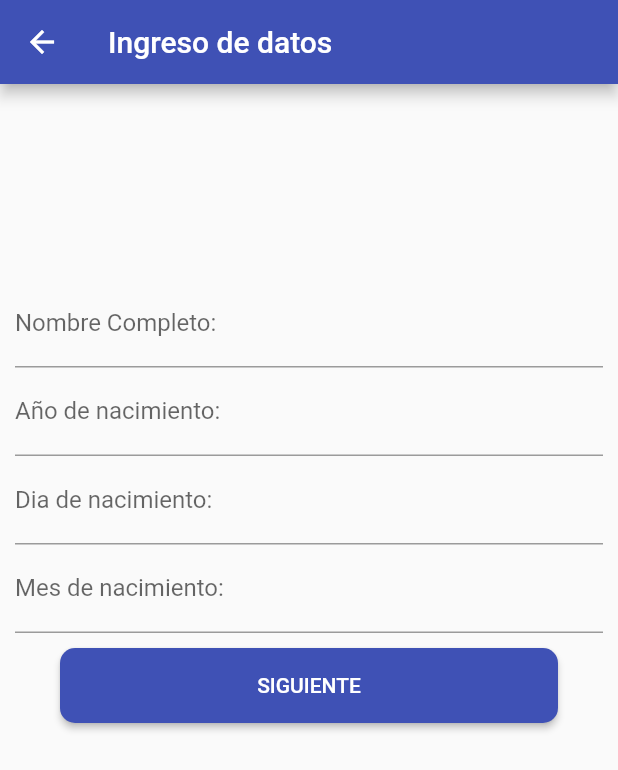
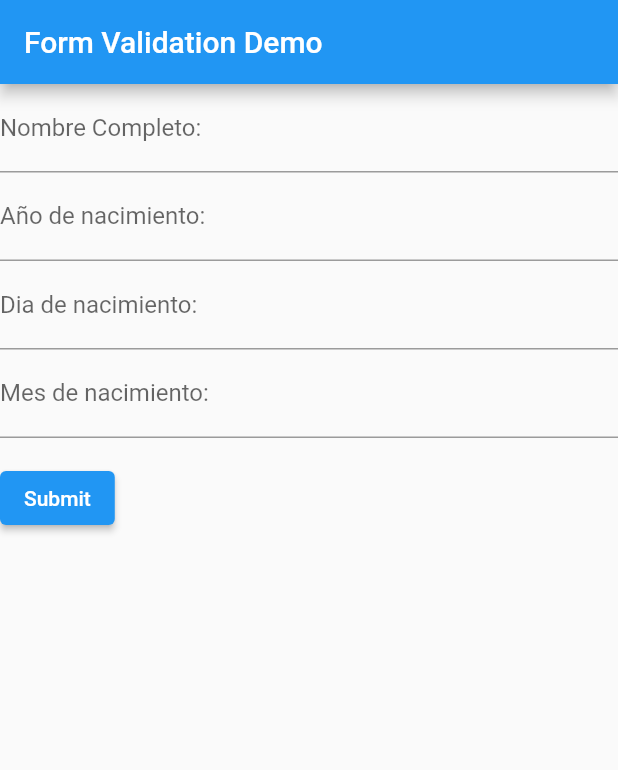
Before and after one commit to Grupo12-IHC/Laboratorio05, a Flutter app: the screen it shows after launch, after a tap on "INICIAR", on a phone screen of 412 x 824 dp. Shown: the top 770 px of the screen. Run offline on Flutter 3.47's test engine with Material 2 defaults, Android fonts, the phone set to English and light mode, and no system bars.

Commit message:
Validacion form

```diff
--- a/lib/main.dart
+++ b/lib/main.dart
@@ -1,9 +1,10 @@
 import 'package:flutter/material.dart';
+import 'operaciones.dart';
 
 void main() {
   runApp(MyApp());
 }
-
+Operaciones usuario = Operaciones();
 class MyApp extends StatelessWidget {
   @override
   Widget build(BuildContext context) {
@@ -105,37 +106,76 @@ class Bienvenida extends StatelessWidget {
     ),
   );
 }
-class Inicio extends StatelessWidget{
 
-  String nameValue;
-  int mesValue;
-  int yearValue;
-  int diaValue;
-
-  final formKey = GlobalKey<FormState>();
+class Inicio extends StatelessWidget {
 
   @override
   Widget build(BuildContext context) {
-    return new Scaffold(
+    final appTitle = 'Form Validation Demo';
+
+    return MaterialApp(
+      title: appTitle,
+      routes: <String, WidgetBuilder>{
+        "/menu" : (BuildContext context) => Menu(),
+        "/inicio" : (BuildContext context) => Inicio(),
+        "/parte1" : (BuildContext context) => Parte1(),
+        "/parte2" : (BuildContext context) => Parte2(),
+        "/parte3" : (BuildContext context) => Parte3(),
+        "/DatosDia" : (BuildContext context) => DatosDia(),
+        "/parte4" : (BuildContext context) => Parte4(),
+        "/parte5" : (BuildContext context) => Parte5(),
+      } ,
+      home: Scaffold(
         appBar: AppBar(
-          title: Text('Ingreso de datos')
+          title: Text(appTitle),
         ),
-      body: Container(
-        padding: EdgeInsets.only(
-            top: 130,
-            bottom: 10,
-            right: 10,
-            left: 10
+        body: MyCustomForm(),
+
       ),
-        key:formKey,
+    );
+  }
+}
+
+// Create a Form widget.
+class MyCustomForm extends StatefulWidget {
+  @override
+  MyCustomFormState createState() {
+    return MyCustomFormState();
+  }
+}
+
+// Create a corresponding State class.
+// This class holds data related to the form.
+class MyCustomFormState extends State<MyCustomForm> {
+  // Create a global key that uniquely identifies the Form widget
+  // and allows validation of the form.
+  //
+  // Note: This is a GlobalKey<FormState>,
+  // not a GlobalKey<MyCustomFormState>.
+  final _formKey = GlobalKey<FormState>();
+
+  @override
+  Widget build(BuildContext context) {
+
+
+    String nameValue;
+    String mesValue;
+    String yearValue;
+    String diaValue;
+
+    final nameController = TextEditingController();
+    final mesController = TextEditingController();
+    final yearController= TextEditingController();
+    final diaController = TextEditingController();
+    // Build a Form widget using the _formKey created above.
+    return Form(
+      key: _formKey,
       child: Column(
         crossAxisAlignment: CrossAxisAlignment.start,
         children: <Widget>[
           TextFormField(
+            controller: nameController,
             decoration: InputDecoration(labelText: "Nombre Completo:"),
-              onSaved: (value){
-                nameValue = value;
-              },
             validator:(value){
               if(value.isEmpty){
                 return 'Campo Obligatorio';
@@ -144,11 +184,9 @@ class Inicio extends StatelessWidget{
             },
           ),
           TextFormField(
+            controller: yearController,
             decoration: InputDecoration(labelText: "Año de nacimiento:"),
             keyboardType: TextInputType.number,
-              onSaved: (value){
-                yearValue = value as int;
-              },
             validator: (value){
               if(value.isEmpty){
                 return 'Campo Obligatorio';
@@ -157,11 +195,9 @@ class Inicio extends StatelessWidget{
             },
           ),
           TextFormField(
+            controller: diaController,
             decoration: InputDecoration(labelText: "Dia de nacimiento:"),
             keyboardType: TextInputType.number,
-              onSaved: (value){
-                diaValue = value as int;
-              },
             validator: (value){
               if(value.isEmpty){
                 return 'Campo Obligatorio';
@@ -170,11 +206,9 @@ class Inicio extends StatelessWidget{
             },
           ),
           TextFormField(
+            controller: mesController,
             decoration: InputDecoration(labelText: "Mes de nacimiento:"),
             keyboardType: TextInputType.number,
-              onSaved: (value){
-                mesValue = value as int;
-              },
             validator: (value){
               if(value.isEmpty){
                 return 'Campo Obligatorio';
@@ -182,51 +216,37 @@ class Inicio extends StatelessWidget{
               return null;
             },
           ),
-            // Aqui es donde se solicitan los datos.
+          Padding(
+            padding: const EdgeInsets.symmetric(vertical: 16.0),
+            child: ElevatedButton(
+              onPressed: () {
+                // Validate returns true if the form is valid, or false
+                // otherwise.
+                if (_formKey.currentState.validate()) {
 
-            Row(
-              mainAxisAlignment: MainAxisAlignment.center,
-              children: <Widget>[
-                Padding(
-                  padding: EdgeInsets.all(10),
-                  child: RaisedButton(
-                    color: Colors.indigo,
-                    shape: new RoundedRectangleBorder(
-                        borderRadius: BorderRadius.circular(10.0)),
-                    onPressed: () {
-                      Navigator.pushNamed(context, "/menu");
-                      //validacion(context);
+                }
+                diaValue = diaController.text;
+                yearValue = yearController.text;
+                mesValue = mesController.text;
+                nameValue = nameController.text;
+
+                String fecha = diaValue.toString() + " " +  mesValue.toString() + " " + yearValue.toString();
+                usuario.nombreCompleto = nameValue;
+                usuario.fechaNacimiento = fecha;
+                print(fecha);
+                print(nameValue);
+                Navigator.pushNamed(context, '/menu');
               },
-                    child: SizedBox(
-                      width: 300,
-                      height: 50,
-                      child: Center(
-                        child: Text("SIGUIENTE",
-                          textAlign: TextAlign.center,
-                          style: TextStyle(
-                            color: Colors.white,
+              child: Text('Submit'),
             ),
           ),
-                      ),
-                    ),
-                  ),
-                )
         ],
-            )
-          ],
-        ),
       ),
     );
   }
-/*void validadcion(BuildContext context){
-    if(formKey.currentState.validate()){
-      formKey.currentState.save();
-      Navigator.of(context).pushNamed("/menu");
 }
-  }*/
-}
+
 class Parte1 extends StatelessWidget{
-  String x = "hola";
   @override
   Widget build(BuildContext context) {
     return new Scaffold(
@@ -258,7 +278,7 @@ class Parte1 extends StatelessWidget{
   }
   Widget textSection = Container(
     child: Text(
-        "Aqui va el resultado"
+      usuario.interpretacionUrgenciaInterior(),
     ),
   );
 }
@@ -295,7 +315,7 @@ class Parte2 extends StatelessWidget{
   Widget textSection = Container(
     child: Container(
       child: Text(
-          "Aqui va el resultado"
+          usuario.interpretacionTonicoFundamental(),
       ),
     )
   );
@@ -332,42 +352,81 @@ class Parte3 extends StatelessWidget{
   }
   Widget textSection = Container(
     child: Text(
-        "Aqui va el resultado"
+      usuario.interpretacionTonicaDelDia(),
     ),
   );
 }
-class DatosDia extends StatelessWidget{
 
-  int horaValue;
-  int mesValue;
-  int yearValue;
-  int diaValue;
-
-  final formKey = GlobalKey<FormState>();
+class DatosDia extends StatelessWidget {
 
   @override
   Widget build(BuildContext context) {
-    return new Scaffold(
+    final appTitle = 'Form Validation Demo';
+
+    return MaterialApp(
+      title: appTitle,
+      routes: <String, WidgetBuilder>{
+        "/menu" : (BuildContext context) => Menu(),
+        "/inicio" : (BuildContext context) => Inicio(),
+        "/parte1" : (BuildContext context) => Parte1(),
+        "/parte2" : (BuildContext context) => Parte2(),
+        "/parte3" : (BuildContext context) => Parte3(),
+        "/DatosDia" : (BuildContext context) => DatosDia(),
+        "/parte4" : (BuildContext context) => Parte4(),
+        "/parte5" : (BuildContext context) => Parte5(),
+      } ,
+      home: Scaffold(
         appBar: AppBar(
-          title: Text('Ingreso de datos')
+          title: Text(appTitle),
         ),
-      body: Container(
-        padding: EdgeInsets.only(
-            top: 130,
-            bottom: 10,
-            right: 10,
-            left: 10
+        body: MyCustomForm(),
+
       ),
-        key:formKey,
+    );
+  }
+}
+// Falta implementar el segundo formulario
+/*
+// Create a Form widget.
+class MyCustomForm2 extends StatefulWidget {
+  @override
+  MyCustomFormState createState() {
+    return MyCustomFormState();
+  }
+}
+
+// Create a corresponding State class.
+// This class holds data related to the form.
+class MyCustomFormState2 extends State<MyCustomForm> {
+  // Create a global key that uniquely identifies the Form widget
+  // and allows validation of the form.
+  //
+  // Note: This is a GlobalKey<FormState>,
+  // not a GlobalKey<MyCustomFormState>.
+  final _formKey = GlobalKey<FormState>();
+
+  @override
+  Widget build(BuildContext context) {
+
+
+    String horaValue;
+    String mesValue;
+    String yearValue;
+    String diaValue;
+
+    final horaController = TextEditingController();
+    final mesController = TextEditingController();
+    final yearController= TextEditingController();
+    final diaController = TextEditingController();
+    // Build a Form widget using the _formKey created above.
+    return Form(
+      key: _formKey,
       child: Column(
         crossAxisAlignment: CrossAxisAlignment.start,
         children: <Widget>[
           TextFormField(
             decoration: InputDecoration(labelText: "Hora de Acontecimiento:"),
             keyboardType: TextInputType.number,
-              onSaved: (value){
-                horaValue = value as int;
-              },
             validator:(value){
               if(value.isEmpty){
                 return 'Campo Obligatorio';
@@ -376,11 +435,8 @@ class DatosDia extends StatelessWidget{
             },
           ),
           TextFormField(
-              decoration: InputDecoration(labelText: "Año de nacimiento:"),
+            decoration: InputDecoration(labelText: "Año de nacimient:"),
             keyboardType: TextInputType.number,
-              onSaved: (value){
-                yearValue = value as int;
-              },
             validator: (value){
               if(value.isEmpty){
                 return 'Campo Obligatorio';
@@ -391,9 +447,6 @@ class DatosDia extends StatelessWidget{
           TextFormField(
             decoration: InputDecoration(labelText: "Dia de nacimiento:"),
             keyboardType: TextInputType.number,
-              onSaved: (value){
-                diaValue = value as int;
-              },
             validator: (value){
               if(value.isEmpty){
                 return 'Campo Obligatorio';
@@ -404,9 +457,6 @@ class DatosDia extends StatelessWidget{
           TextFormField(
             decoration: InputDecoration(labelText: "Mes de nacimiento:"),
             keyboardType: TextInputType.number,
-              onSaved: (value){
-                mesValue = value as int;
-              },
             validator: (value){
               if(value.isEmpty){
                 return 'Campo Obligatorio';
@@ -414,49 +464,31 @@ class DatosDia extends StatelessWidget{
               return null;
             },
           ),
-            // Aqui es donde se solicitan los datos.
+          Padding(
+            padding: const EdgeInsets.symmetric(vertical: 16.0),
+            child: ElevatedButton(
+              onPressed: () {
+                // Validate returns true if the form is valid, or false
+                // otherwise.
+                diaValue = diaController.text;
+                yearValue = yearController.text;
+                mesValue = mesController.text;
+                horaValue = horaController.text;
 
-            Row(
-              mainAxisAlignment: MainAxisAlignment.center,
-              children: <Widget>[
-                Padding(
-                  padding: EdgeInsets.all(10),
-                  child: RaisedButton(
-                    color: Colors.indigo,
-                    shape: new RoundedRectangleBorder(
-                        borderRadius: BorderRadius.circular(10.0)),
-                    onPressed: () {
-                      Navigator.pushNamed(context, "/parte4");
-                      //validacion(context);
+                String fecha = diaValue.toString() + " "+ mesValue.toString() + " "+  yearValue.toString();
+                usuario.fechaInvestigar = fecha;
+                usuario.horaAcontecimiento = int.parse(horaValue);
+                Navigator.pushNamed(context, '/parte4');
               },
-                    child: SizedBox(
-                      width: 300,
-                      height: 50,
-                      child: Center(
-                        child: Text("SIGUIENTE",
-                          textAlign: TextAlign.center,
-                          style: TextStyle(
-                            color: Colors.white,
+              child: Text('SIGUIENTE'),
             ),
           ),
-                      ),
-                    ),
-                  ),
-                )
         ],
-            )
-          ],
-        ),
       ),
     );
   }
-/*void validadcion(BuildContext context){
-    if(formKey.currentState.validate()){
-      formKey.currentState.save();
-      Navigator.of(context).pushNamed("/menu");
 }
-  }*/
-}
+*/
 class Parte4 extends StatelessWidget{
   @override
   Widget build(BuildContext context) {
@@ -525,7 +557,7 @@ class Parte5 extends StatelessWidget{
   }
   Widget textSection = Container(
     child: Text(
-        "Aqui va el resultado"
+      usuario.interpretacionCabalaDelAno(0),
     ),
   );
 }
--- a/lib/operaciones.dart
+++ b/lib/operaciones.dart
@@ -51,10 +51,10 @@ class Operaciones {
   };
 
   //Constructor
-  Operaciones(String nombreCompleto, String fechaNacimiento) {
+  /*Operaciones(String nombreCompleto, String fechaNacimiento) {
     this._nombreCompleto = nombreCompleto;
     this._fechaNacimiento = fechaNacimiento;
-  }
+  }*/
 
   //Setters y Getters
   set nombreCompleto(String nombre) {
@@ -193,8 +193,18 @@ class Operaciones {
   }
 
   int sumaDigitosFecha(String fecha) {
-    //Falta implementar
-    return 0;
+    //Inicializa valores enteros
+    int suma1,suma2,suma3,sumaFinal;
+    String numero1 = fecha.substring(0,fecha.indexOf(" ") -1);
+    fecha = fecha.substring(fecha.indexOf(" ") + 1);
+    String numero2 = fecha.substring(0, fecha.indexOf(" ") -1);
+    fecha = fecha.substring(fecha.indexOf(" ") + 1);
+    String numero3 = fecha;
+    suma1 = sumaDigitosHastaUnDigito(numero1);
+    suma2 = sumaDigitosHastaUnDigito(numero2);
+    suma3 = sumaDigitosHastaUnDigito(numero3);
+    sumaFinal = suma1 + suma2 + suma3;
+    return sumaDigitosHastaUnDigito(sumaFinal.toString());
   }
 
   unirCabalaDelAno(String cabala) {
```
Lines whose indentation alone changed are shown as unchanged.
